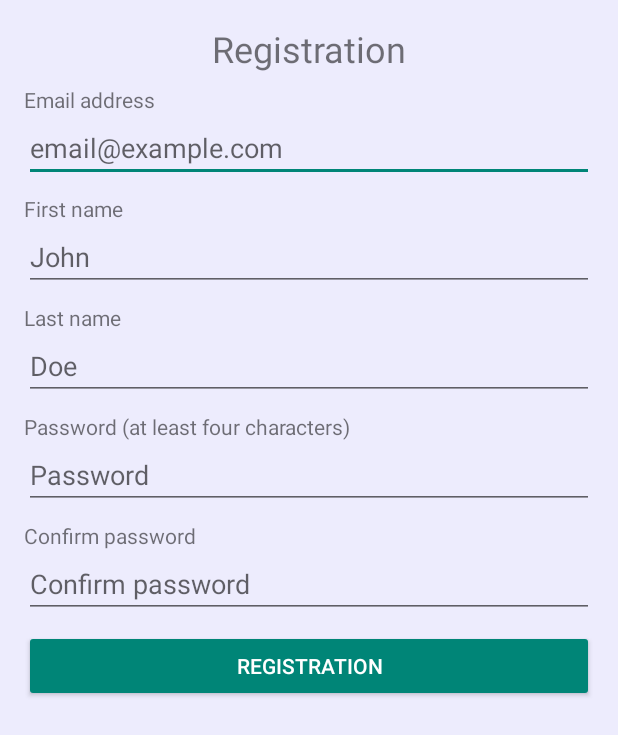
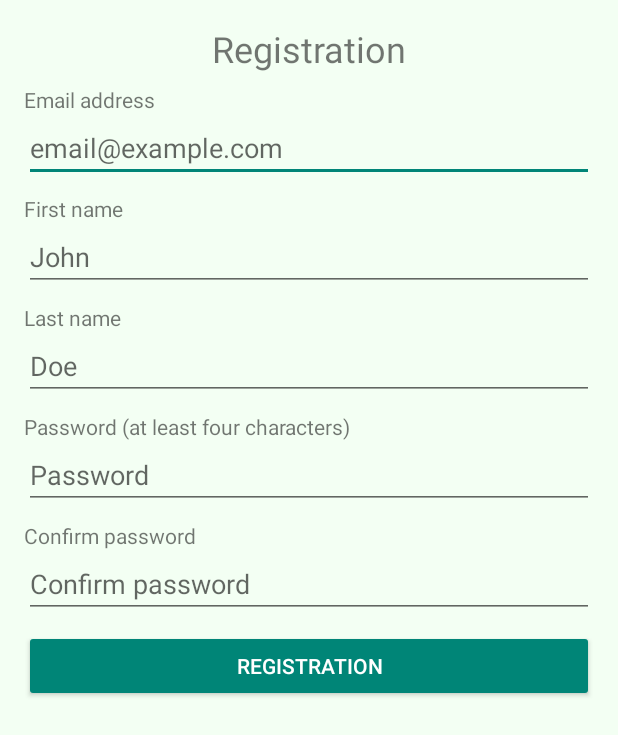
Before and after one commit to EgorErmin/EventRev, an Android app: the RegisterActivity screen opened directly, with no data from a screen before it, on a phone screen of 412 x 824 dp. Shown: the top 735 px of the screen. Run offline under Robolectric (Android 15) with nearby library versions, the light colour scheme and no system bars; libraries missing offline, so code that uses them is left out: cz.msebera.android.

Commit message:
change background

```diff
--- a/app/src/main/res/layout/activity_add_event.xml
+++ b/app/src/main/res/layout/activity_add_event.xml
@@ -1,10 +1,10 @@
 <?xml version="1.0" encoding="utf-8"?>
-<android.support.constraint.ConstraintLayout
-    xmlns:android="http://schemas.android.com/apk/res/android"
+<android.support.constraint.ConstraintLayout xmlns:android="http://schemas.android.com/apk/res/android"
     xmlns:app="http://schemas.android.com/apk/res-auto"
     xmlns:tools="http://schemas.android.com/tools"
     android:layout_width="match_parent"
-    android:layout_height="match_parent">
+    android:layout_height="match_parent"
+    android:background="@color/colorPrimaryDark">
 
     <TextView
         android:id="@+id/textView2"
--- a/app/src/main/res/values/colors.xml
+++ b/app/src/main/res/values/colors.xml
@@ -1,6 +1,6 @@
 <?xml version="1.0" encoding="utf-8"?>
 <resources>
     <color name="colorPrimary">#3f51b5</color>
-    <color name="colorPrimaryDark">#edecfd</color>
+    <color name="colorPrimaryDark">#f3fff3</color>
     <color name="colorAccent">#fd0056</color>
 </resources>
```
